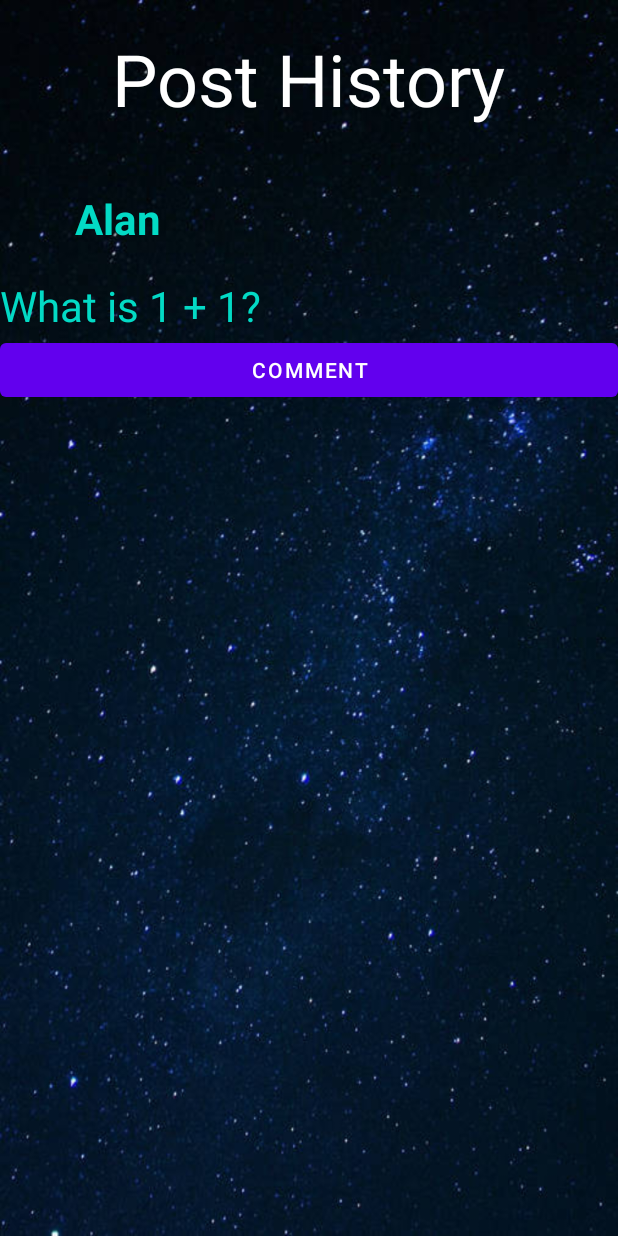
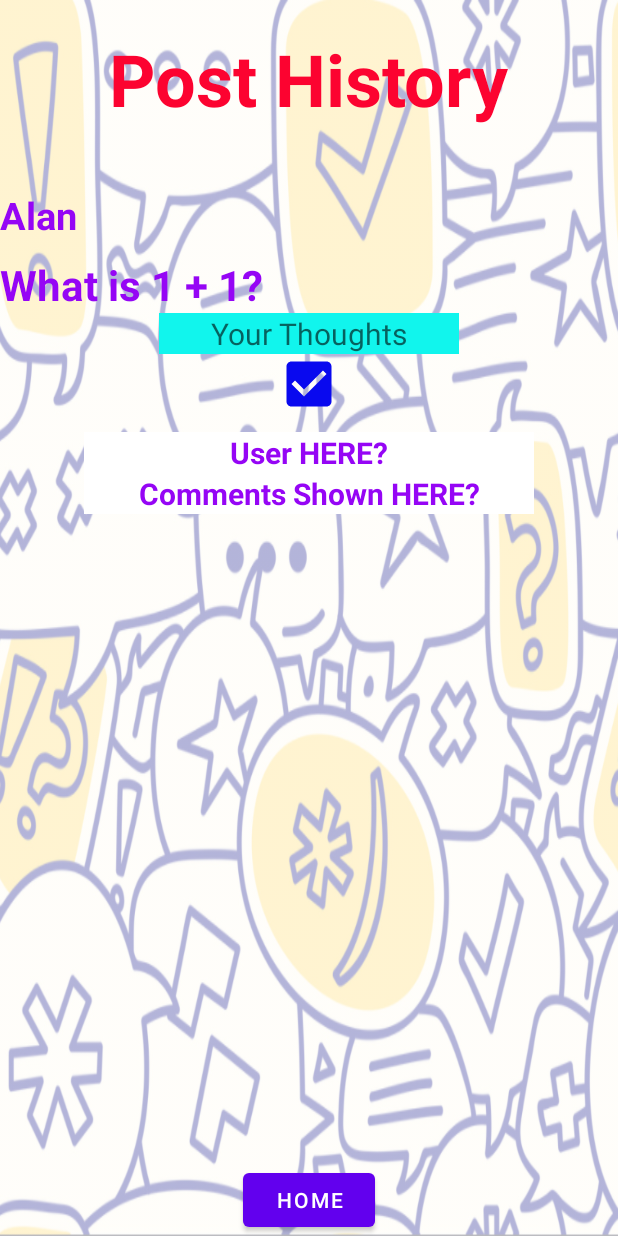
Before and after one commit to Jianpingc7226/DiscussiongHall, an Android app: the PostHistory screen opened directly, with no data from a screen before it, on a phone screen of 412 x 824 dp. Run offline under Robolectric (Android 15) with nearby library versions, the light colour scheme and no system bars.

Commit message:
New Layout for Post Activity

```diff
--- a/app/src/main/java/com/jianpingandy/freedomproject/PostHistory.java
+++ b/app/src/main/java/com/jianpingandy/freedomproject/PostHistory.java
@@ -3,15 +3,34 @@ package com.jianpingandy.freedomproject;
 import androidx.appcompat.app.AppCompatActivity;
 
 import android.content.Intent;
+import android.media.Image;
 import android.os.Bundle;
+import android.view.LayoutInflater;
+import android.view.View;
+import android.view.ViewGroup;
 import android.widget.Button;
+import android.widget.EditText;
+import android.widget.ImageView;
+import android.widget.TextView;
 
 public class PostHistory extends AppCompatActivity {
 
     @Override
-    protected void onCreate(Bundle savedInstanceState) {
+    public void onCreate(Bundle savedInstanceState){
         super.onCreate(savedInstanceState);
         setContentView(R.layout.posthistory);
 
+        ImageView userComment = findViewById(R.id.confirm);
+        EditText commentContent = findViewById(R.id.comment);
+        TextView newComment = findViewById(R.id.newCommentContent);
+
+        userComment.setOnClickListener(new View.OnClickListener() {
+            @Override
+            public void onClick(View view) {
+                newComment.setText(commentContent.getText().toString());
+                commentContent.setText("");
+            }
+        });
+
     }
 }
--- a/app/src/main/java/com/jianpingandy/freedomproject/ProfileFragment.java
+++ b/app/src/main/java/com/jianpingandy/freedomproject/ProfileFragment.java
@@ -34,7 +34,6 @@ import org.w3c.dom.Document;
 
 public class ProfileFragment extends Fragment {
 
-
     @Override
     public View onCreateView(LayoutInflater inflater, ViewGroup container,
                              Bundle savedInstanceState) {
@@ -47,7 +46,8 @@ public class ProfileFragment extends Fragment {
         FirebaseFirestore db = FirebaseFirestore.getInstance();
         DocumentReference docRef = db.collection("User").document(user.getEmail());
         docRef.get().addOnCompleteListener(new OnCompleteListener<DocumentSnapshot>() {
-            @Override
+
+        @Override
             public void onComplete(@NonNull Task<DocumentSnapshot> task) {
                 if(task.isSuccessful()){
                     DocumentSnapshot document = task.getResult();
--- /dev/null
+++ b/app/src/main/res/drawable/check_box.xml
@@ -0,0 +1,5 @@
+<vector android:height="24dp" android:tint="#0909EF"
+    android:viewportHeight="24" android:viewportWidth="24"
+    android:width="24dp" xmlns:android="http://schemas.android.com/apk/res/android">
+    <path android:fillColor="@android:color/white" android:pathData="M19,3L5,3c-1.11,0 -2,0.9 -2,2v14c0,1.1 0.89,2 2,2h14c1.11,0 2,-0.9 2,-2L21,5c0,-1.1 -0.89,-2 -2,-2zM10,17l-5,-5 1.41,-1.41L10,14.17l7.59,-7.59L19,8l-9,9z"/>
+</vector>
--- a/app/src/main/res/drawable/shapeofpostcomment.xml
+++ b/app/src/main/res/drawable/shapeofpostcomment.xml
@@ -4,7 +4,7 @@
        <shape android:shape="rectangle">
            <solid android:color="@color/teal_200"></solid>
            <stroke android:width="2dp" android:color="@android:color/primary_text_dark"></stroke>
-            <corners android:radius="20dp"></corners>
+            <corners android:radius="30dp"></corners>
        </shape>
    </item>
 </selector>
--- a/app/src/main/res/layout/posthistory.xml
+++ b/app/src/main/res/layout/posthistory.xml
@@ -4,8 +4,15 @@
     xmlns:tools="http://schemas.android.com/tools"
     android:layout_width="match_parent"
     android:layout_height="match_parent"
-    android:background="@drawable/posthistory_background"
     tools:context=".PostHistory">
+
+    <ImageView
+        android:id="@+id/backgroundImage"
+        android:layout_width="match_parent"
+        android:layout_height="match_parent"
+        android:alpha="0.3"
+        android:scaleType="fitXY"
+        android:src="@drawable/discussing_hall_background" />
 
     <TextView
         android:id="@+id/pastActivityTitle"
@@ -13,15 +20,69 @@
         android:layout_height="wrap_content"
         android:text="Post History"
         android:textSize='48dp'
-        android:textColor="@color/white"
+        android:textColor="#fc0330"
+        android:textStyle="bold"
         android:layout_centerHorizontal="true"
         android:layout_margin="20dp"
     />
 
+    <TextView
+        android:id="@+id/user1"
+        android:layout_width="wrap_content"
+        android:layout_height="wrap_content"
+        android:layout_below="@id/pastActivityTitle"
+        android:layout_marginTop="21dp"
+        android:text="Alan"
+        android:textColor="#9505f5"
+        android:textSize="25dp"
+        android:textStyle="bold" />
+
+    <TextView
+        android:id="@+id/Question"
+        android:layout_width="match_parent"
+        android:layout_height="wrap_content"
+        android:layout_below="@id/user1"
+        android:layout_marginTop="10dp"
+        android:text="What is 1 + 1?"
+        android:textStyle="bold"
+        android:textColor="#9505f5"
+        android:textSize="28dp" />
+
+    <Button
+        android:id="@+id/homeBtn"
+        android:layout_width="wrap_content"
+        android:layout_height="wrap_content"
+        android:layout_centerHorizontal="true"
+        android:layout_alignParentBottom="true"
+        android:text="Home"/>
+
+    <EditText
+        android:id="@+id/comment"
+        android:layout_width="200dp"
+        android:layout_height="wrap_content"
+        android:layout_below="@id/Question"
+        android:textColor="#f50213"
+        android:background="#11f5ed"
+        android:layout_centerHorizontal="true"
+        android:textSize="20dp"
+        android:hint="Your Thoughts"
+        android:gravity="center"/>
+
+    <ImageView
+        android:id="@+id/confirm"
+        android:layout_width="40sp"
+        android:layout_height="40sp"
+        android:layout_below="@+id/comment"
+        android:layout_centerHorizontal="true"
+        android:src="@drawable/check_box" />
+
     <ScrollView
+        android:id="@+id/pastComments"
         android:layout_width="match_parent"
-        android:layout_height="506dp"
-        android:layout_below="@+id/pastActivityTitle"
+        android:layout_height="wrap_content"
+        android:layout_above="@id/homeBtn"
+        android:layout_below="@+id/confirm"
+        android:layout_alignParentBottom="true"
         android:layout_marginTop="12dp"
         tools:ignore="SpeakableTextPresentCheck">
 
@@ -31,34 +92,31 @@
             android:orientation="vertical">
 
             <TextView
-                android:id="@+id/sign_in"
-                android:layout_width="match_parent"
+                android:id="@+id/user2"
+                android:layout_width="300dp"
                 android:layout_height="wrap_content"
-                android:layout_marginStart="50dp"
-                android:layout_marginTop="10dp"
-                android:layout_marginEnd="10dp"
-                android:layout_marginBottom="10dp"
-                android:text="Alan"
-                android:textColor="@color/teal_200"
-                android:textSize="28dp"
-                android:textStyle="bold" />
+                android:layout_gravity="center"
+                android:gravity="center"
+                android:text="User HERE?"
+                android:textSize="20dp"
+                android:textColor="#9505f5"
+                android:textStyle="bold"
+                android:background="@color/white"
+                />
+            <TextView
+                android:id="@+id/newCommentContent"
+                android:layout_width="300dp"
+                android:layout_height="wrap_content"
+                android:layout_gravity="center"
+                android:gravity="center"
+                android:text="Comments Shown HERE?"
+                android:textColor="#9505f5"
+                android:textStyle="bold"
+                android:textSize="20dp"
+                android:background="@color/white"
+                />
 
-            <TextView
-                android:id="@+id/textView3"
-                android:layout_width="match_parent"
-                android:layout_height="wrap_content"
-                android:layout_marginTop="10dp"
-                android:text="What is 1 + 1?"
-                android:textColor="@color/teal_200"
-                android:textSize="28dp" />
-
-            <Button
-                android:id="@+id/button"
-                android:layout_width="match_parent"
-                android:layout_height="wrap_content"
-                android:text="comment" />
         </LinearLayout>
     </ScrollView>
 
-
 </RelativeLayout>
```
Also changed, not shown: app/src/main/res/layout/fragment_home.xml (+25 -37 lines).
